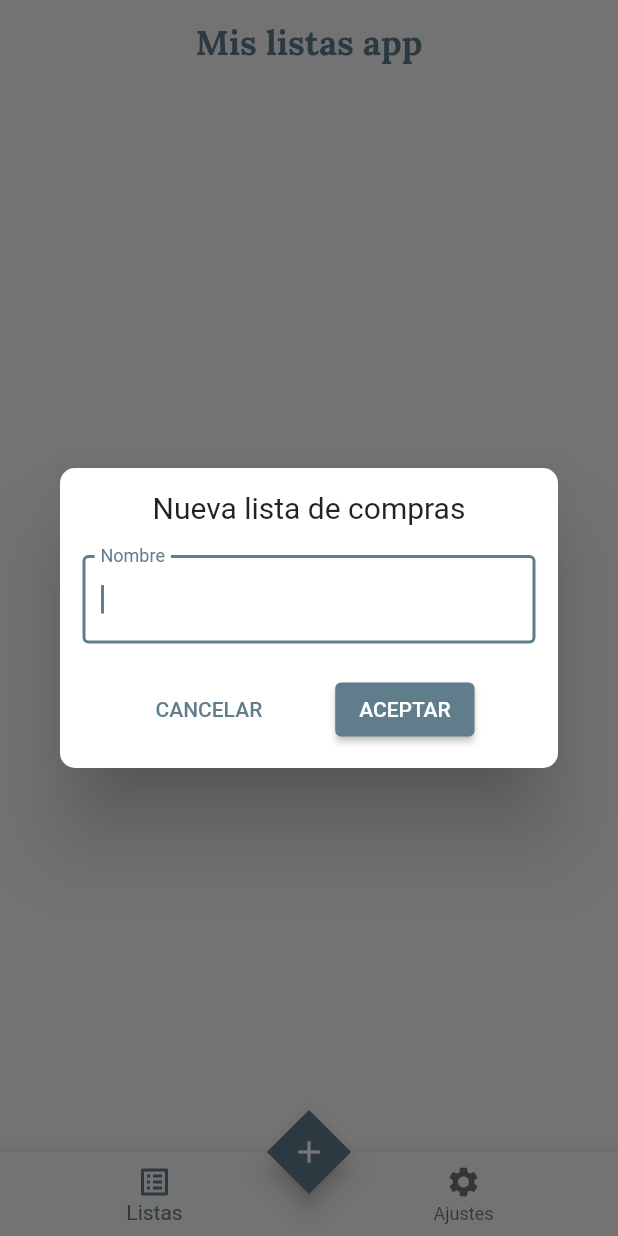
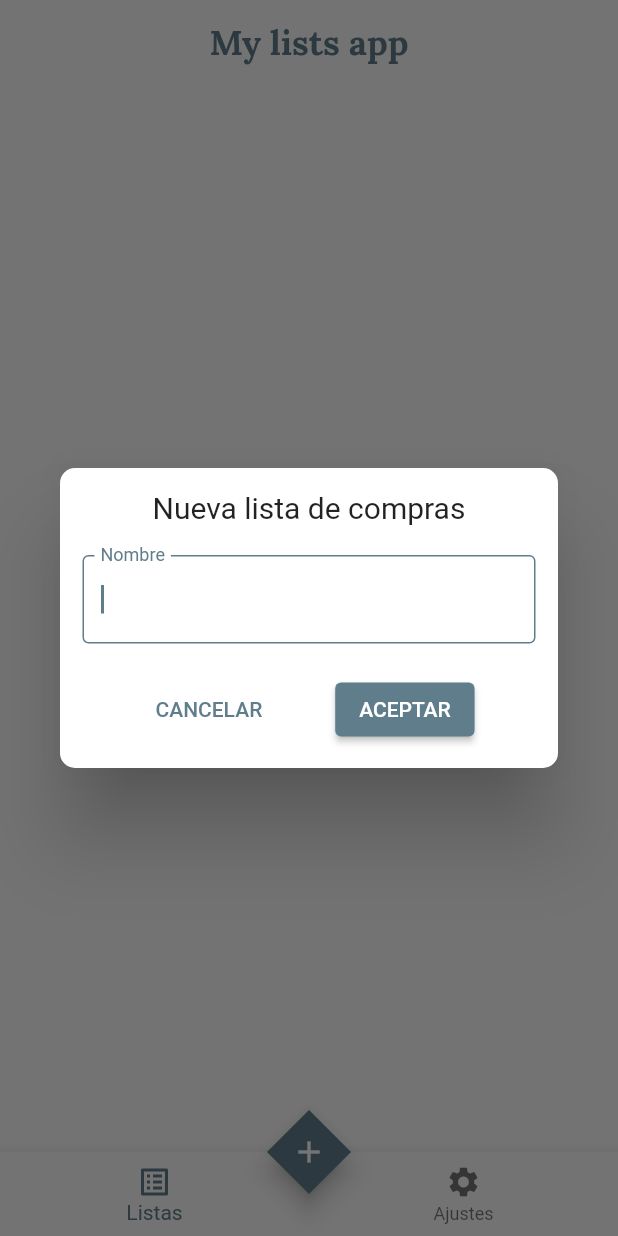
Before and after one commit to gonzalogauto/compras_app, a Flutter app: the screen it shows after launch, after a tap on the "add" icon, on a phone screen of 412 x 824 dp. Run offline on Flutter 3.47's test engine with Material 2 defaults, Android fonts, the phone set to English and light mode, and no system bars; our stand-ins replace bloc, flutter_bloc, get_it, google_fonts, moor, moor_flutter and 2 more; generated files the repository leaves out were written again.

Commit message:
more progress in colors , localizacion and rules

```diff
--- a/lib/src/presentations/home/screens/home.dart
+++ b/lib/src/presentations/home/screens/home.dart
@@ -6,6 +6,7 @@ import '../widgets/home_body.dart';
 import 'package:flutter/material.dart';
 import 'package:google_fonts/google_fonts.dart';
 import 'package:flutter_bloc/flutter_bloc.dart';
+import 'package:flutter_gen/gen_l10n/app_localizations.dart';
 
 class HomeScreen extends StatefulWidget {
   const HomeScreen({Key? key}) : super(key: key);
@@ -24,7 +25,7 @@ class _HomeScreenState extends State<HomeScreen> {
         return Scaffold(
           appBar: AppBar(
             title: Text(
-              'Mis listas app',
+              AppLocalizations.of(context)!.appName,
               style: GoogleFonts.lora(
                 color: Theme.of(context).colorScheme.secondary,
                 fontWeight: FontWeight.bold,
--- a/lib/src/presentations/home/widgets/add_list_dialog.dart
+++ b/lib/src/presentations/home/widgets/add_list_dialog.dart
@@ -6,8 +6,11 @@ class AddListDialog extends StatelessWidget {
 
   @override
   Widget build(BuildContext context) {
+    final _theme = Theme.of(context).colorScheme;
     return Dialog(
-      shape: RoundedRectangleBorder(borderRadius: BorderRadius.circular(10)),
+      shape: RoundedRectangleBorder(
+        borderRadius: BorderRadius.circular(10),
+      ),
       child: Padding(
         padding: const EdgeInsets.all(15.0),
         child: Column(
@@ -21,9 +24,17 @@ class AddListDialog extends StatelessWidget {
             TextFormField(
               controller: _textEditingController,
               autofocus: true,
-              decoration: const InputDecoration(
+              decoration: InputDecoration(
                 labelText: 'Nombre',
-                border: OutlineInputBorder(),
+                labelStyle: TextStyle(
+                  color: _theme.secondary,
+                ),
+                focusedBorder: OutlineInputBorder(
+                  borderSide: BorderSide(
+                    color: _theme.secondary,
+                  ),
+                ),
+                border: const OutlineInputBorder(),
               ),
             ),
             const SizedBox(height: 20),
@@ -38,14 +49,14 @@ class AddListDialog extends StatelessWidget {
                   child: Text(
                     'CANCELAR',
                     style: TextStyle(
-                      color: Theme.of(context).colorScheme.secondary,
+                      color: _theme.secondary,
                     ),
                   ),
                 ),
                 ElevatedButton(
                   style: ButtonStyle(
                     backgroundColor: MaterialStateProperty.all(
-                      Theme.of(context).colorScheme.secondary,
+                      _theme.secondary,
                     ),
                   ),
                   onPressed: () {
--- a/lib/src/presentations/settings/screen/settings.dart
+++ b/lib/src/presentations/settings/screen/settings.dart
@@ -21,7 +21,7 @@ class SettingsPage extends StatelessWidget {
                 style: GoogleFonts.lato(),
               ),
               subtitle: Text(
-                'Cambia el tema del sistema segun tu preferencia.',
+                AppLocalizations.of(context)!.darkModeDetail,
                 style: GoogleFonts.lato(),
               ),
               onChanged: (isPressed) {
@@ -32,11 +32,11 @@ class SettingsPage extends StatelessWidget {
         ),
         ListTile(
           title: Text(
-            'Creador',
+            AppLocalizations.of(context)!.developer,
             style: GoogleFonts.lato(),
           ),
           subtitle: Text(
-            'Desarrollado por Gonzalo Gauto.',
+            AppLocalizations.of(context)!.developedBy,
             style: GoogleFonts.lato(),
           ),
         )
```
Also changed, not shown: analysis_options.yaml (+75 -22 lines), lib/main.dart (+6 -3 lines), lib/src/localization/app_en.arb (+7 -1 lines), lib/src/localization/app_es.arb (+7 -1 lines), lib/src/presentations/detail/widgets/add_item_dialog.dart (+11 -2 lines), lib/src/presentations/detail/widgets/delete_item_dialog.dart (+10 -1 lines), lib/src/presentations/detail/widgets/edit_item_dialog.dart (+11 -2 lines), lib/src/presentations/detail/widgets/items_list.dart (+7 -4 lines), lib/src/presentations/lists/widgets/edit_list_dialog.dart (+11 -2 lines), lib/src/presentations/lists/widgets/shopping_list.dart (+6 -4 lines).
